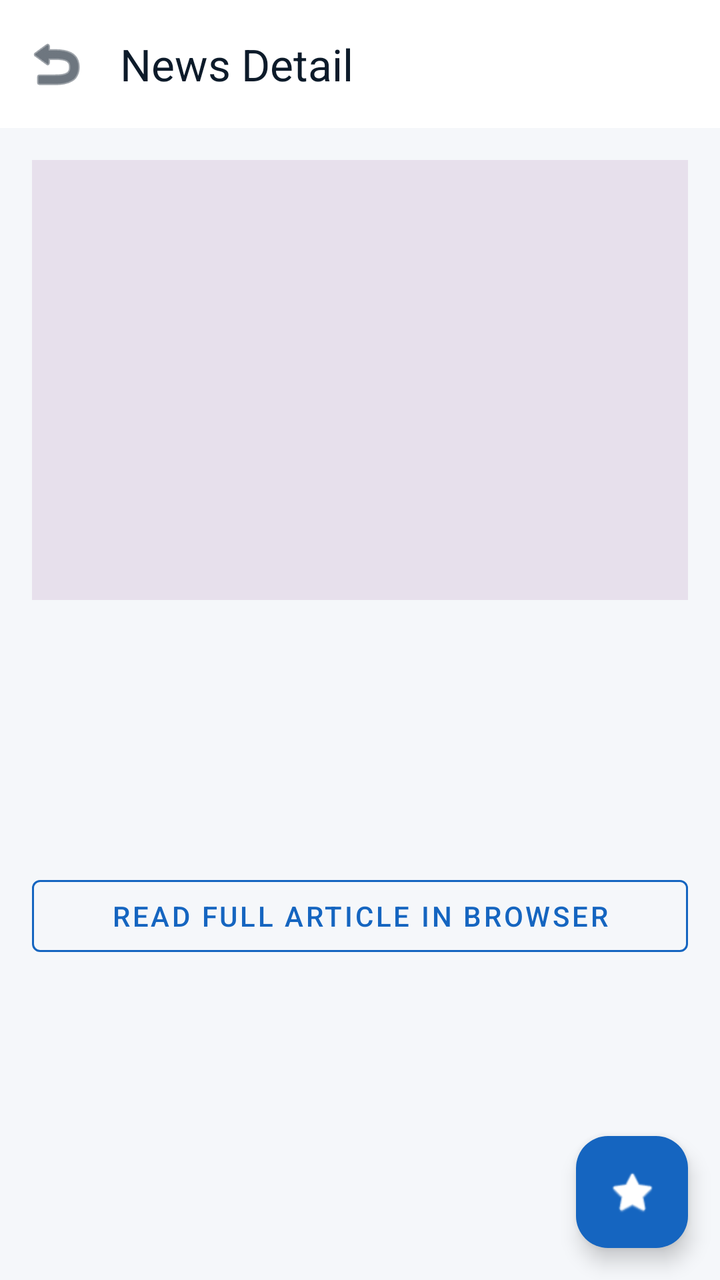
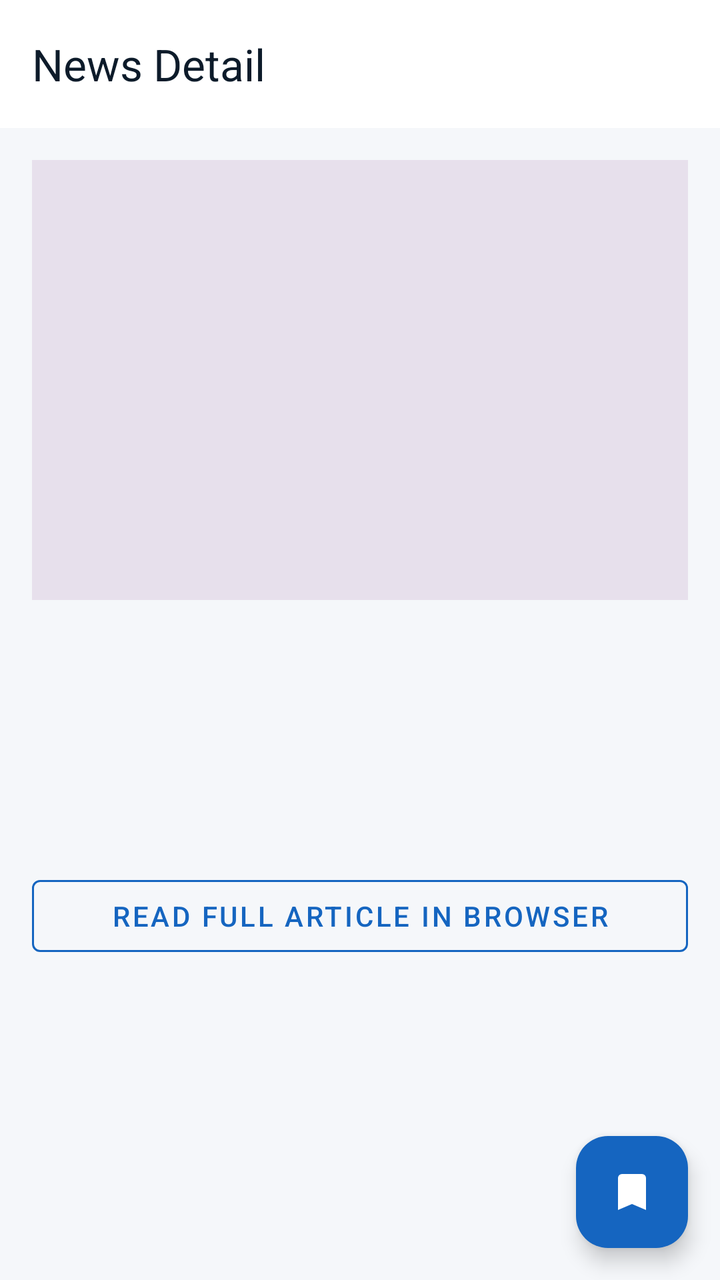

The first picture is an Android layout as it rendered before a commit; the second is the same layout after the commit. The layout source and the unified diff follow.
<!-- AndroidManifest.xml: application theme Theme.Kabarin -->
<!-- res/layout/activity_news_detail.xml -->
<?xml version="1.0" encoding="utf-8"?>
<androidx.coordinatorlayout.widget.CoordinatorLayout
    xmlns:android="http://schemas.android.com/apk/res/android"
    xmlns:app="http://schemas.android.com/apk/res-auto"
    android:layout_width="match_parent"
    android:layout_height="match_parent"
    android:background="?android:attr/windowBackground">

    <com.google.android.material.appbar.AppBarLayout
        android:layout_width="match_parent"
        android:layout_height="wrap_content"
        android:theme="@style/Theme.Kabarin.AppBarOverlay">

        <com.google.android.material.appbar.MaterialToolbar
            android:id="@+id/toolbar"
            android:layout_width="match_parent"
            android:layout_height="?attr/actionBarSize"
            android:background="?attr/colorSurface"
            app:navigationIcon="@android:drawable/ic_menu_revert"
            app:navigationIconTint="?attr/colorOnSurface"
            app:title="News Detail"
            app:titleTextColor="?attr/colorOnSurface" />

    </com.google.android.material.appbar.AppBarLayout>

    <androidx.core.widget.NestedScrollView
        android:layout_width="match_parent"
        android:layout_height="match_parent"
        app:layout_behavior="@string/appbar_scrolling_view_behavior">

        <LinearLayout
            android:layout_width="match_parent"
            android:layout_height="wrap_content"
            android:orientation="vertical"
            android:padding="16dp">

            <ImageView
                android:id="@+id/ivDetailImage"
                android:layout_width="match_parent"
                android:layout_height="220dp"
                android:scaleType="centerCrop"
                android:layout_marginBottom="16dp"
                android:background="?attr/colorSurfaceVariant" />

            <TextView
                android:id="@+id/tvDetailTitle"
                android:layout_width="match_parent"
                android:layout_height="wrap_content"
                android:textSize="22sp"
                android:textStyle="bold"
                android:textColor="?attr/colorOnSurface"
                android:layout_marginBottom="8dp" />

            <TextView
                android:id="@+id/tvDetailAuthorTime"
                android:layout_width="match_parent"
                android:layout_height="wrap_content"
                android:textSize="14sp"
                android:textColor="?attr/colorOnSurfaceVariant"
                android:layout_marginBottom="16dp" />

            <TextView
                android:id="@+id/tvDetailContent"
                android:layout_width="match_parent"
                android:layout_height="wrap_content"
                android:textSize="16sp"
                android:lineSpacingMultiplier="1.5"
                android:textColor="?attr/colorOnSurface"
                android:layout_marginBottom="24dp" />

            <Button
                android:id="@+id/btnReadMore"
                android:layout_width="match_parent"
                android:layout_height="wrap_content"
                android:text="Read Full Article in Browser"
                android:textColor="?attr/colorPrimary"
                app:strokeColor="?attr/colorPrimary"
                style="@style/Widget.MaterialComponents.Button.OutlinedButton" />

        </LinearLayout>
    </androidx.core.widget.NestedScrollView>

    <com.google.android.material.floatingactionbutton.FloatingActionButton
        android:id="@+id/fabSave"
        android:layout_width="wrap_content"
        android:layout_height="wrap_content"
        android:layout_gravity="bottom|end"
        android:layout_margin="16dp"
        android:src="@android:drawable/btn_star_big_off"
        app:tint="?attr/colorOnPrimary"
        app:backgroundTint="?attr/colorPrimary" />

</androidx.coordinatorlayout.widget.CoordinatorLayout>
<!-- resources referenced by this layout -->
<resources>
  <style name="Theme.Kabarin.AppBarOverlay" parent="ThemeOverlay.Material3.ActionBar" />
  <style name="Theme.Kabarin" parent="Base.Theme.Kabarin" />
  <style name="Base.Theme.Kabarin" parent="Theme.Material3.DayNight.NoActionBar">
          <item name="colorPrimary">#1565C0</item>
          <item name="colorOnPrimary">#FFFFFF</item>
          <item name="colorPrimaryContainer">#D0E4F7</item>
  
          <item name="android:windowBackground">#F5F7FA</item>
          <item name="colorSurface">#FFFFFF</item>
          <item name="colorOnSurface">#0D1B2A</item>
          <item name="colorOnSurfaceVariant">#5A6878</item>
          <item name="colorOutline">#E8ECF0</item>
  
          
          <item name="colorControlNormal">?attr/colorOnSurface</item>
      </style>
</resources>

<!-- the commit's change to res/layout/activity_news_detail.xml (unified diff, before → after) -->
@@ -16,7 +16,6 @@
             android:layout_width="match_parent"
             android:layout_height="?attr/actionBarSize"
             android:background="?attr/colorSurface"
-            app:navigationIcon="@android:drawable/ic_menu_revert"
             app:navigationIconTint="?attr/colorOnSurface"
             app:title="News Detail"
             app:titleTextColor="?attr/colorOnSurface" />
@@ -86,7 +85,7 @@
         android:layout_height="wrap_content"
         android:layout_gravity="bottom|end"
         android:layout_margin="16dp"
-        android:src="@android:drawable/btn_star_big_off"
+        android:src="@drawable/ic_save"
         app:tint="?attr/colorOnPrimary"
         app:backgroundTint="?attr/colorPrimary" />
 
<!-- resource entries referenced after the edit -->
@@ -1,5 +1,15 @@
 <!-- resources referenced by this layout -->
 <resources>
+  <!-- drawable ic_save (drawable) -->
+  <vector xmlns:android="http://schemas.android.com/apk/res/android"
+      android:width="24dp"
+      android:height="24dp"
+      android:viewportWidth="24"
+      android:viewportHeight="24">
+      <path
+          android:fillColor="#FF000000"
+          android:pathData="M17,3H7A2,2 0 0,0 5,5V21L12,18L19,21V5A2,2 0 0,0 17,3Z" />
+  </vector>
   <style name="Theme.Kabarin.AppBarOverlay" parent="ThemeOverlay.Material3.ActionBar" />
   <style name="Theme.Kabarin" parent="Base.Theme.Kabarin" />
   <style name="Base.Theme.Kabarin" parent="Theme.Material3.DayNight.NoActionBar">
